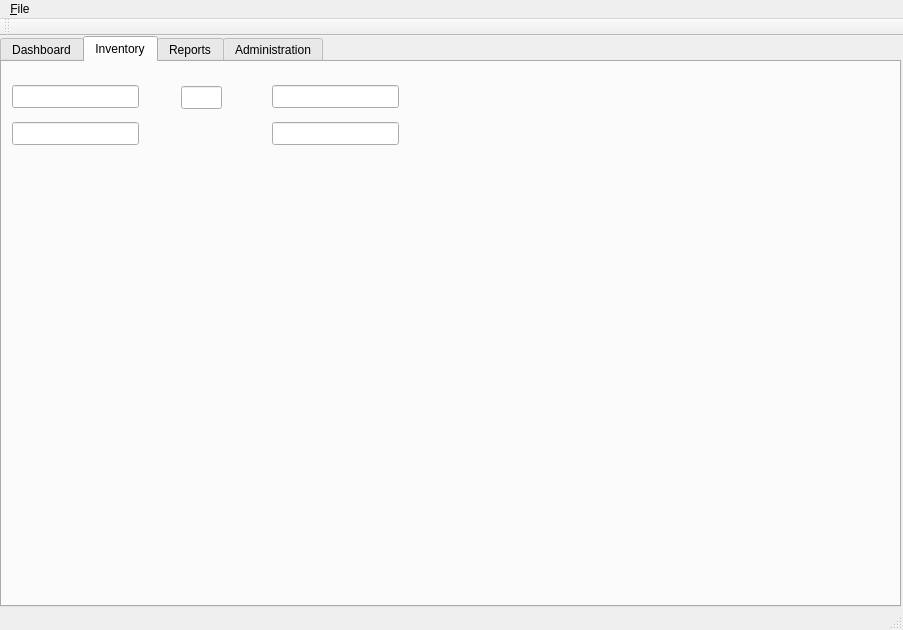
bkinney91/InventoryManagement, file InventoryManagement/homepage.ui: the form before one commit.
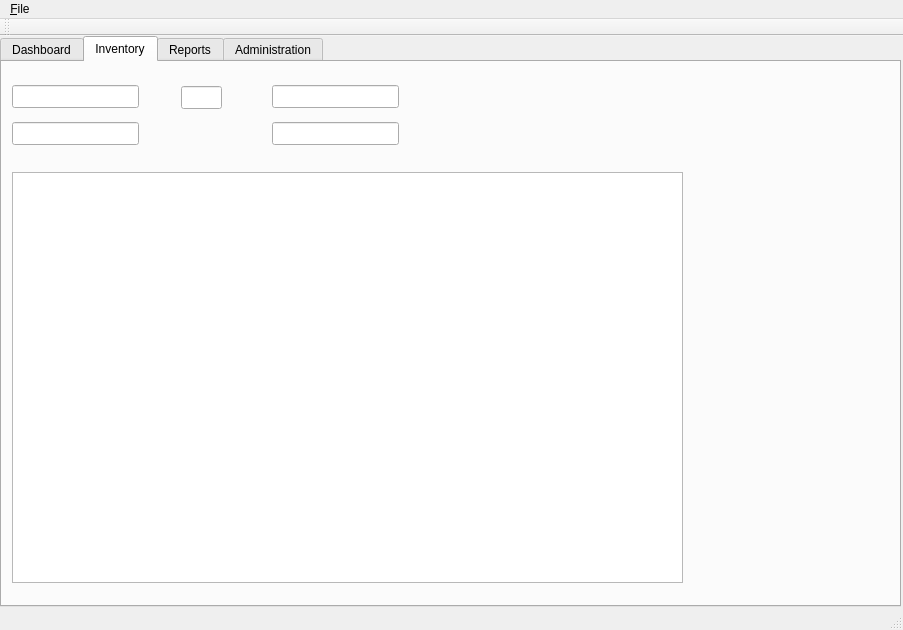
The form after the commit. The open tabs and pages were chosen to show the change. Icons and pictures are not drawn.

Diff of the .ui file:
```diff
--- a/InventoryManagement/homepage.ui
+++ b/InventoryManagement/homepage.ui
@@ -315,6 +315,16 @@
        </rect>
       </property>
      </widget>
+     <widget class="QListWidget" name="OutOfStockList_2">
+      <property name="geometry">
+       <rect>
+        <x>10</x>
+        <y>110</y>
+        <width>671</width>
+        <height>411</height>
+       </rect>
+      </property>
+     </widget>
      <zorder>parts</zorder>
      <zorder>lineEdit_2</zorder>
      <zorder>lineEdit_3</zorder>
```
Left out of the diff: 5 changed lines with no effect on the pictures.
